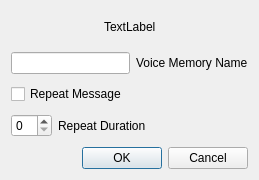
The window that mqt/MqtLogger/txvmbuttondialog.ui (Rsclub22/Minos2-Mirror) describes before a commit, drawn with Qt 5.
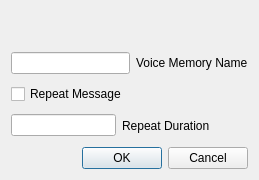
The same window after the commit.

The edit to the form file:
```diff
--- a/mqt/MqtLogger/txvmbuttondialog.ui
+++ b/mqt/MqtLogger/txvmbuttondialog.ui
@@ -34,7 +34,7 @@
        <item>
         <widget class="QLabel" name="txVmTypeLbl">
          <property name="text">
-          <string>TextLabel</string>
+          <string> </string>
          </property>
         </widget>
        </item>
@@ -77,7 +77,7 @@
      <item>
       <layout class="QHBoxLayout" name="horizontalLayout_4">
        <item>
-        <widget class="QSpinBox" name="txVmRepeatDurSpinBx"/>
+        <widget class="QLineEdit" name="txVmRepeatDur"/>
        </item>
        <item>
         <widget class="QLabel" name="label_2">
```
